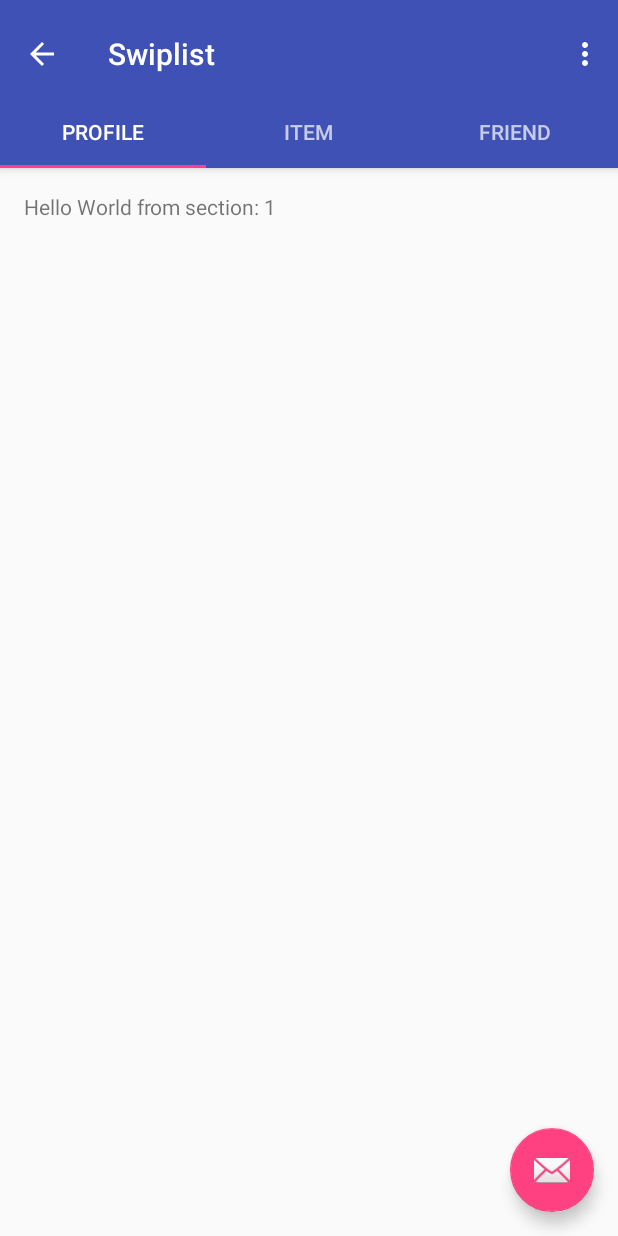
After one commit to Swiplist/Swiplist-Android, an Android app: the ProfileActivity screen opened directly, with no data from a screen before it, on a phone screen of 412 x 824 dp. The commit adds this screen. Run offline under Robolectric (Android 15) with nearby library versions, the phone set to English and light mode, and no system bars.

Commit message:
Add profile section simple basic layout
3 tabs included but profile layout is not
 yet implemented

```diff
--- a/app/src/main/AndroidManifest.xml
+++ b/app/src/main/AndroidManifest.xml
@@ -89,5 +89,21 @@
                     android:scheme="https" />
             </intent-filter>
         </activity>
+        <activity
+            android:name="com.energy0124.swiplist.feature.ProfileActivity"
+            android:label="@string/title_activity_profile"
+            android:theme="@style/AppTheme.NoActionBar">
+        <intent-filter android:order="1">
+            <action android:name="android.intent.action.VIEW" />
+
+            <category android:name="android.intent.category.BROWSABLE" />
+            <category android:name="android.intent.category.DEFAULT" />
+
+            <data
+                android:host="example.com"
+                android:pathPattern="/.*"
+                android:scheme="https" />
+        </intent-filter>
+        </activity>
     </application>
 </manifest>
--- a/feature/src/main/AndroidManifest.xml
+++ b/feature/src/main/AndroidManifest.xml
@@ -74,10 +74,11 @@
                 <category android:name="android.intent.category.LAUNCHER" />
             </intent-filter>
         </activity>
-        <activity android:name=".SearchActivity"
+        <activity
+            android:name=".SearchActivity"
             android:label=""
-            android:theme="@style/AppTheme"
-            android:parentActivityName=".MainActivity">
+            android:parentActivityName=".MainActivity"
+            android:theme="@style/AppTheme">
             <intent-filter android:order="1">
                 <action android:name="android.intent.action.VIEW" />
 
@@ -90,6 +91,22 @@
                     android:scheme="https" />
             </intent-filter>
         </activity>
+        <activity
+            android:name=".ProfileActivity"
+            android:label="@string/title_activity_profile"
+            android:theme="@style/AppTheme.NoActionBar">
+            <intent-filter android:order="1">
+                <action android:name="android.intent.action.VIEW" />
+
+                <category android:name="android.intent.category.BROWSABLE" />
+                <category android:name="android.intent.category.DEFAULT" />
+
+                <data
+                    android:host="example.com"
+                    android:pathPattern="/.*"
+                    android:scheme="https" />
+            </intent-filter>
+        </activity>
     </application>
 
 </manifest>
--- /dev/null
+++ b/feature/src/main/java/com/energy0124/swiplist/feature/ProfileActivity.kt
@@ -0,0 +1,146 @@
+package com.energy0124.swiplist.feature
+
+import android.support.design.widget.Snackbar
+import android.support.v7.app.AppCompatActivity
+
+import android.support.v4.app.Fragment
+import android.support.v4.app.FragmentManager
+import android.support.v4.app.FragmentPagerAdapter
+import android.support.v4.view.ViewPager
+import android.os.Bundle
+import android.support.design.widget.TabLayout
+import android.view.LayoutInflater
+import android.view.Menu
+import android.view.MenuItem
+import android.view.View
+import android.view.ViewGroup
+
+import kotlinx.android.synthetic.main.activity_profile.*
+import kotlinx.android.synthetic.main.fragment_profile.view.*
+
+class ProfileActivity : AppCompatActivity() {
+
+    /**
+     * The [android.support.v4.view.PagerAdapter] that will provide
+     * fragments for each of the sections. We use a
+     * {@link FragmentPagerAdapter} derivative, which will keep every
+     * loaded fragment in memory. If this becomes too memory intensive, it
+     * may be best to switch to a
+     * [android.support.v4.app.FragmentStatePagerAdapter].
+     */
+    private var mSectionsPagerAdapter: SectionsPagerAdapter? = null
+
+    override fun onCreate(savedInstanceState: Bundle?) {
+        super.onCreate(savedInstanceState)
+        setContentView(R.layout.activity_profile)
+
+        setSupportActionBar(toolbar)
+        // Create the adapter that will return a fragment for each of the three
+        // primary sections of the activity.
+        mSectionsPagerAdapter = SectionsPagerAdapter(supportFragmentManager)
+
+        // Set up the ViewPager with the sections adapter.
+        container.adapter = mSectionsPagerAdapter
+        configureTabLayout(container)
+
+        fab.setOnClickListener { view ->
+            Snackbar.make(view, "Replace with your own action", Snackbar.LENGTH_LONG)
+                    .setAction("Action", null).show()
+        }
+        supportActionBar?.setDisplayHomeAsUpEnabled(true)
+    }
+
+
+    override fun onCreateOptionsMenu(menu: Menu): Boolean {
+        // Inflate the menu; this adds items to the action bar if it is present.
+        menuInflater.inflate(R.menu.menu_profile, menu)
+        return true
+    }
+
+    override fun onOptionsItemSelected(item: MenuItem): Boolean {
+        // Handle action bar item clicks here. The action bar will
+        // automatically handle clicks on the Home/Up button, so long
+        // as you specify a parent activity in AndroidManifest.xml.
+        val id = item.itemId
+
+        if (id == R.id.action_settings) {
+            return true
+        }
+
+        return super.onOptionsItemSelected(item)
+    }
+
+    private fun configureTabLayout(container: ViewPager) {
+        tabs.addTab(tabs.newTab().setText("Profile"))
+        tabs.addTab(tabs.newTab().setText("Item"))
+        tabs.addTab(tabs.newTab().setText("Friend"))
+        container.addOnPageChangeListener(TabLayout.TabLayoutOnPageChangeListener(tabs))
+        tabs.addOnTabSelectedListener(object : TabLayout.OnTabSelectedListener {
+            override fun onTabSelected(tab: TabLayout.Tab) {
+                container.currentItem = tab.position
+            }
+            override fun onTabReselected(tab: TabLayout.Tab) {
+            }
+            override fun onTabUnselected(tab: TabLayout.Tab) {
+            }
+        })
+    }
+
+
+    /**
+     * A [FragmentPagerAdapter] that returns a fragment corresponding to
+     * one of the sections/tabs/pages.
+     */
+    inner class SectionsPagerAdapter(fm: FragmentManager) : FragmentPagerAdapter(fm) {
+
+        override fun getItem(position: Int): Fragment {
+            return when (position) {
+                0 -> PlaceholderFragment.newInstance(position + 1)
+                1 -> PlaceholderFragment.newInstance(position + 1)
+                2 -> PlaceholderFragment.newInstance(position + 1)
+                else -> PlaceholderFragment.newInstance(position + 1)
+            }
+            // getItem is called to instantiate the fragment for the given page.
+            // Return a PlaceholderFragment (defined as a static inner class below).
+            // return PlaceholderFragment.newInstance(position + 1)
+        }
+
+        override fun getCount(): Int {
+            // Show 3 total pages.
+            return 3
+        }
+    }
+
+    /**
+     * A placeholder fragment containing a simple view.
+     */
+    class PlaceholderFragment : Fragment() {
+
+        override fun onCreateView(inflater: LayoutInflater, container: ViewGroup?,
+                                  savedInstanceState: Bundle?): View? {
+            val rootView = inflater.inflate(R.layout.fragment_profile, container, false)
+            rootView.section_label.text = getString(R.string.section_format, arguments?.getInt(ARG_SECTION_NUMBER))
+            return rootView
+        }
+
+        companion object {
+            /**
+             * The fragment argument representing the section number for this
+             * fragment.
+             */
+            private val ARG_SECTION_NUMBER = "section_number"
+
+            /**
+             * Returns a new instance of this fragment for the given section
+             * number.
+             */
+            fun newInstance(sectionNumber: Int): PlaceholderFragment {
+                val fragment = PlaceholderFragment()
+                val args = Bundle()
+                args.putInt(ARG_SECTION_NUMBER, sectionNumber)
+                fragment.arguments = args
+                return fragment
+            }
+        }
+    }
+}
--- /dev/null
+++ b/feature/src/main/res/layout/activity_profile.xml
@@ -0,0 +1,51 @@
+<?xml version="1.0" encoding="utf-8"?>
+<android.support.design.widget.CoordinatorLayout xmlns:android="http://schemas.android.com/apk/res/android"
+    xmlns:app="http://schemas.android.com/apk/res-auto"
+    xmlns:tools="http://schemas.android.com/tools"
+    android:id="@+id/main_content"
+    android:layout_width="match_parent"
+    android:layout_height="match_parent"
+    android:fitsSystemWindows="true"
+    tools:context=".ProfileActivity">
+
+    <android.support.design.widget.AppBarLayout
+        android:id="@+id/appbar"
+        android:layout_width="match_parent"
+        android:layout_height="wrap_content"
+        android:paddingTop="@dimen/appbar_padding_top"
+        android:theme="@style/AppTheme.AppBarOverlay">
+
+        <android.support.v7.widget.Toolbar
+            android:id="@+id/toolbar"
+            android:layout_width="match_parent"
+            android:layout_height="?attr/actionBarSize"
+            android:layout_weight="1"
+            android:background="?attr/colorPrimary"
+            app:layout_scrollFlags="scroll|enterAlways"
+            app:popupTheme="@style/AppTheme.PopupOverlay"
+            app:title="@string/app_name">
+
+        </android.support.v7.widget.Toolbar>
+
+        <android.support.design.widget.TabLayout
+            android:id="@+id/tabs"
+            android:layout_width="match_parent"
+            android:layout_height="wrap_content"/>
+
+    </android.support.design.widget.AppBarLayout>
+
+    <android.support.v4.view.ViewPager
+        android:id="@+id/container"
+        android:layout_width="match_parent"
+        android:layout_height="match_parent"
+        app:layout_behavior="@string/appbar_scrolling_view_behavior" />
+
+    <android.support.design.widget.FloatingActionButton
+        android:id="@+id/fab"
+        android:layout_width="wrap_content"
+        android:layout_height="wrap_content"
+        android:layout_gravity="end|bottom"
+        android:layout_margin="@dimen/fab_margin"
+        app:srcCompat="@android:drawable/ic_dialog_email" />
+
+</android.support.design.widget.CoordinatorLayout>
--- /dev/null
+++ b/feature/src/main/res/layout/fragment_profile.xml
@@ -0,0 +1,23 @@
+<?xml version="1.0" encoding="utf-8"?>
+<android.support.constraint.ConstraintLayout xmlns:android="http://schemas.android.com/apk/res/android"
+    xmlns:app="http://schemas.android.com/apk/res-auto"
+    xmlns:tools="http://schemas.android.com/tools"
+    android:id="@+id/constraintLayout"
+    android:layout_width="match_parent"
+    android:layout_height="match_parent"
+    tools:context=".ProfileActivity$PlaceholderFragment">
+
+    <TextView
+        android:id="@+id/section_label"
+        android:layout_width="wrap_content"
+        android:layout_height="wrap_content"
+        android:layout_marginBottom="@dimen/activity_vertical_margin"
+        android:layout_marginEnd="@dimen/activity_horizontal_margin"
+        android:layout_marginStart="@dimen/activity_horizontal_margin"
+        android:layout_marginTop="@dimen/activity_vertical_margin"
+        app:layout_constraintLeft_toLeftOf="parent"
+        app:layout_constraintTop_toTopOf="@+id/constraintLayout"
+        tools:layout_constraintLeft_creator="1"
+        tools:layout_constraintTop_creator="1" />
+
+</android.support.constraint.ConstraintLayout>
--- /dev/null
+++ b/feature/src/main/res/menu/menu_profile.xml
@@ -0,0 +1,10 @@
+<menu xmlns:android="http://schemas.android.com/apk/res/android"
+    xmlns:app="http://schemas.android.com/apk/res-auto"
+    xmlns:tools="http://schemas.android.com/tools"
+    tools:context="com.energy0124.swiplist.feature.ProfileActivity">
+    <item
+        android:id="@+id/action_settings"
+        android:orderInCategory="100"
+        android:title="@string/action_settings"
+        app:showAsAction="never" />
+</menu>
--- a/feature/src/main/res/values/strings.xml
+++ b/feature/src/main/res/values/strings.xml
@@ -38,5 +38,7 @@
 
     <!-- String related to search -->
     <string name="search_hint">Type anything here</string>
+    <string name="title_activity_profile">ProfileActivity</string>
+    <string name="section_format">Hello World from section: %1$d</string>
 
 </resources>
```
